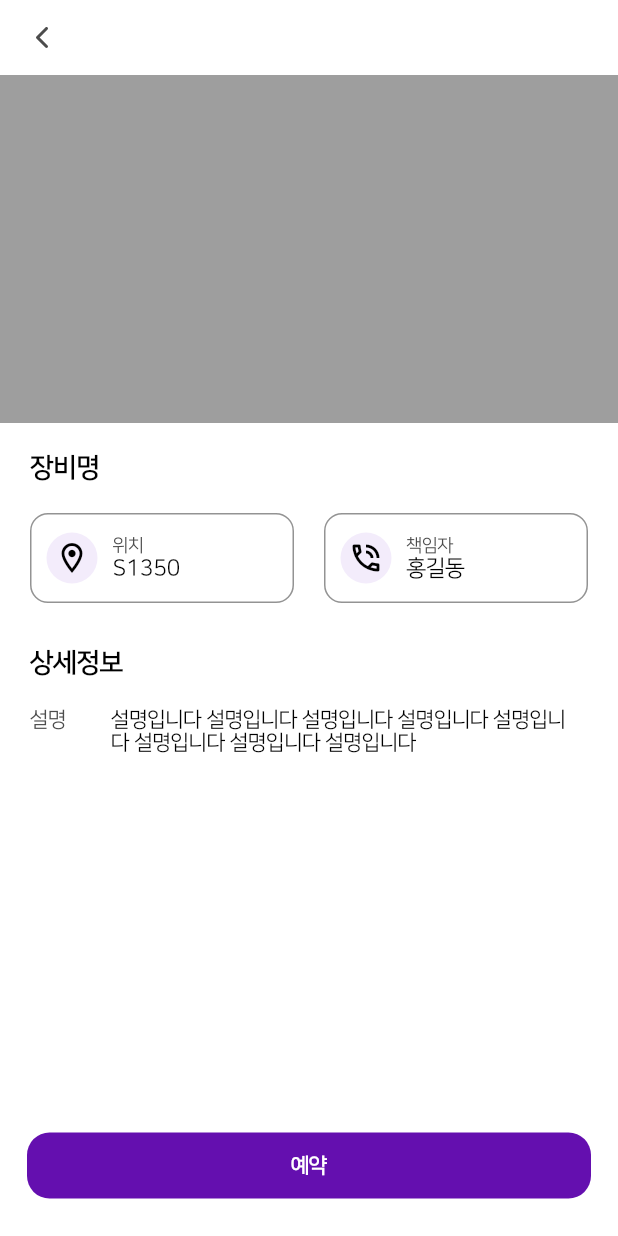
After one commit to PLADI-ALM/PLADI-ALM-Mobile, a Flutter app: the ResourceDetailScreen screen opened directly, on a phone screen of 412 x 824 dp. The commit adds this screen. Run offline on Flutter 3.47's test engine with Material 2 defaults, Android fonts, the phone set to English and light mode, and no system bars; our stand-ins replace dio, firebase_core, firebase_messaging, flutter_local_notifications, flutter_secure_storage, flutter_svg and 2 more; accounts and stored records are empty.

Commit message:
feat: 장비 세부 조회 화면 UI 구현

```diff
--- a/lib/Model/model/booking/resource_model.dart
+++ b/lib/Model/model/booking/resource_model.dart
@@ -46,7 +46,7 @@ class ResourceResponse extends GeneralListModel {
 class ResourceInfo {
   String description;
   String location;
-  String imgUrl;
+  String? imgUrl;
   String name;
   int resourceId;
 
--- a/lib/View/booking/component/resource_item.dart
+++ b/lib/View/booking/component/resource_item.dart
@@ -2,6 +2,7 @@ import 'package:flutter/material.dart';
 import 'package:frontend/Model/model/booking/resource_model.dart';
 
 import '../../colors.dart';
+import '../screen/resource_detail_screen.dart';
 
 class ResourceItem extends StatefulWidget {
   final ResourceInfo data;
@@ -18,7 +19,9 @@ class ResourceItem extends StatefulWidget {
 class _ResourceItemState extends State<ResourceItem> {
   @override
   Widget build(BuildContext context) {
-    return Container(
+    return GestureDetector(
+      onTap: didTapResourceItem,
+      child: Container(
         height: 232,
         width: MediaQuery.of(context).size.width,
         margin: const EdgeInsets.symmetric(horizontal: 15, vertical: 10),
@@ -39,12 +42,13 @@ class _ResourceItemState extends State<ResourceItem> {
                 width: MediaQuery.of(context).size.width,
                 height: 176,
                 margin: const EdgeInsets.only(left: 15, right: 15, top: 15),
-              child: (widget.data.imgUrl == null || widget.data.imgUrl.contains('null'))
+                child: (widget.data.imgUrl == null)
                     ? Image.asset('asset/image/pladi_icon.png')
-                  : Image.network(widget.data.imgUrl, fit: BoxFit.fitWidth)
+                    : Image.network(widget.data.imgUrl!, fit: BoxFit.fitWidth)
             ),
             renderResourceInfo(),
           ],
+        ),
       ),
     );
   }
@@ -61,4 +65,9 @@ class _ResourceItemState extends State<ResourceItem> {
       ),
     );
   }
+
+  /// Event Methods
+  void didTapResourceItem() {
+    Navigator.of(context).push(MaterialPageRoute(builder: (_) => const ResourceDetailScreen()));
   }
+}
--- /dev/null
+++ b/lib/View/booking/screen/resource_detail_screen.dart
@@ -0,0 +1,131 @@
+import 'package:flutter/cupertino.dart';
+import 'package:flutter/material.dart';
+
+import '../../colors.dart';
+import '../../common/component/purple_bottom_button.dart';
+import '../../common/component/sub_app_bar.dart';
+
+class ResourceDetailScreen extends StatefulWidget {
+  const ResourceDetailScreen({Key? key}) : super(key: key);
+
+  @override
+  State<ResourceDetailScreen> createState() => _ResourceDetailScreenState();
+}
+
+class _ResourceDetailScreenState extends State<ResourceDetailScreen> {
+
+  TextStyle nameStyle = const TextStyle(fontSize: 18, fontWeight: FontWeight.bold, color: Colors.black);
+
+  @override
+  Widget build(BuildContext context) {
+    return Scaffold(
+      backgroundColor: Colors.white,
+      appBar: const SubAppBar(titleText: '',),
+      body: renderBody(),
+      bottomNavigationBar: PurpleBottomButton(title: '예약', onPressed: didTapBookingButton,),
+    );
+  }
+
+  Widget renderBody() {
+    return SizedBox(
+      width: MediaQuery.of(context).size.width,
+      height: 800,
+      child: ListView(
+        children: [
+          Container(
+            width: MediaQuery.of(context).size.width,
+            height: 232,
+            // child: Image.network(data.data.imgUrl, fit: BoxFit.fitWidth,),
+            color: Colors.grey,
+          ),
+
+          Padding(
+            padding: const EdgeInsets.all(20),
+            child: Text('장비명', style: nameStyle,),
+          ),
+
+          Padding(
+            padding: const EdgeInsets.symmetric(horizontal: 20),
+            child: Row(
+              children: [
+                infoCardItem(Icons.location_on_outlined, '위치', 'S1350'),
+                const SizedBox(width: 20,),
+                infoCardItem(Icons.phone_in_talk_outlined, '책임자', '홍길동'),
+              ],
+            ),
+          ),
+          const SizedBox(height: 10,),
+
+          Padding(
+            padding: const EdgeInsets.all(20),
+            child: Text('상세정보', style: nameStyle,),
+          ),
+
+          renderDescription(),
+        ],
+      ),
+    );
+  }
+
+  Widget infoCardItem(IconData iconData, String info, String content) {
+    TextStyle infoStyle = const TextStyle(fontSize: 12, color: darkGrey);
+    TextStyle contentStyle = const TextStyle(fontSize: 15, color: Colors.black);
+
+    return Container(
+      width: (MediaQuery.of(context).size.width - 60) / 2,
+      height: 60,
+      decoration: BoxDecoration(
+          borderRadius: const BorderRadius.all(Radius.circular(12)),
+          border: Border.all(color: const Color(0xFF939393))
+      ),
+      child: Row(
+        crossAxisAlignment: CrossAxisAlignment.center,
+        children: [
+          const SizedBox(width: 10,),
+          Container(
+            width: 34, height: 34,
+            decoration: const BoxDecoration(
+                color: Color(0xFFF3ECFB),
+                borderRadius: BorderRadius.all(Radius.circular(17))
+            ),
+            child: Icon(iconData, color: Colors.black, size: 24,),
+          ),
+          const SizedBox(width: 10,),
+          Column(
+            crossAxisAlignment: CrossAxisAlignment.start,
+            mainAxisAlignment: MainAxisAlignment.center,
+            children: [
+              Text(info, style: infoStyle,),
+              Text(content, style: contentStyle,),
+            ],
+          )
+        ],
+      ),
+    );
+  }
+
+  Widget renderDescription() {
+    TextStyle contentStyle = const TextStyle(fontSize: 14, color: Colors.black);
+
+    return Container(
+      width: MediaQuery.of(context).size.width,
+      margin: const EdgeInsets.symmetric(horizontal: 20),
+      child: Row(
+        crossAxisAlignment: CrossAxisAlignment.start,
+        children: [
+          const Text('설명', style: TextStyle(fontSize: 14, color: darkGrey),),
+          const SizedBox(width: 30,),
+          SizedBox(
+              width: MediaQuery.of(context).size.width - 100,
+              child: Text('설명입니다 설명입니다 설명입니다 설명입니다 설명입니다 설명입니다 설명입니다 설명입니다', maxLines: 30, style: contentStyle,)
+          )
+        ],
+      ),
+    );
+  }
+
+  /// Event Methods
+  void didTapBookingButton() {
+    // Navigator.of(context).push(MaterialPageRoute(builder: (_) => const BookingOfficeScreen()));
+  }
+}
```
Also changed, not shown: lib/Model/model/booking/resource_model.g.dart. Lines whose indentation alone changed are shown as unchanged.
